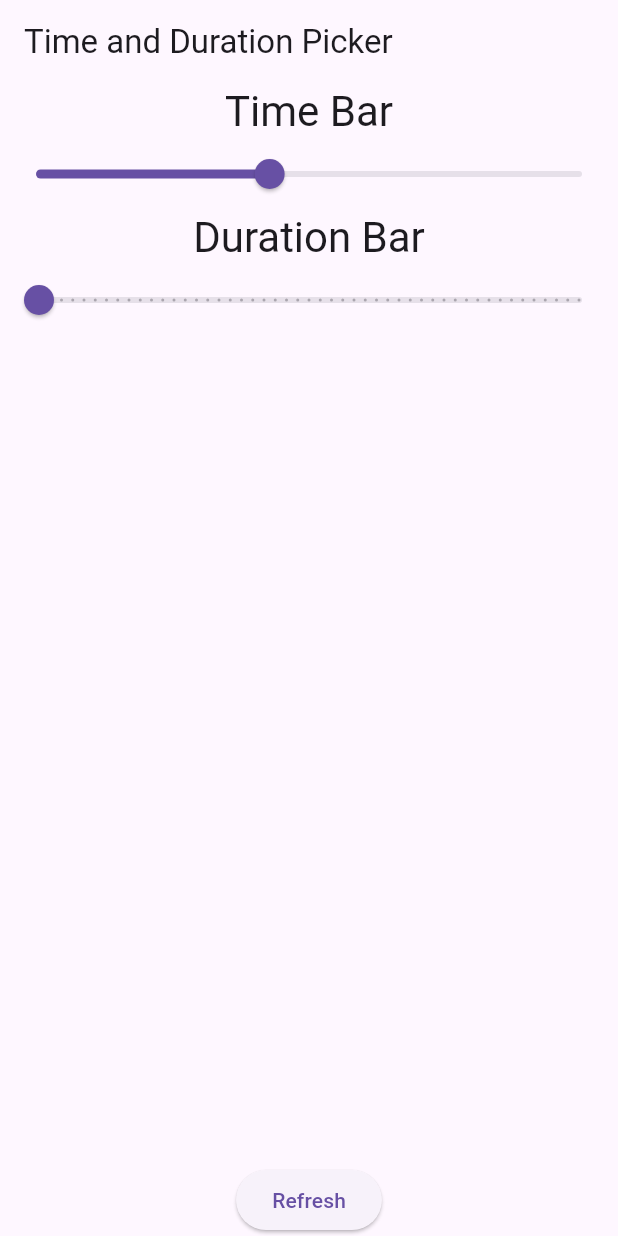
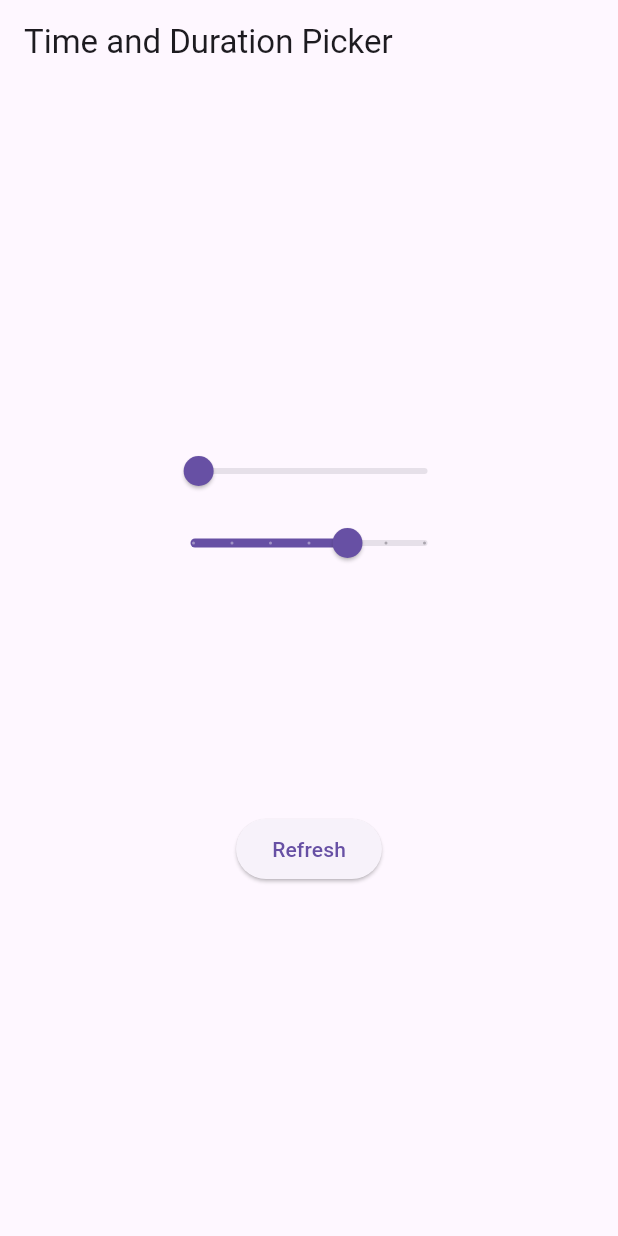
Before and after one commit to jpalmer42/time_duration_picker, a Flutter app: the screen it shows after launch, on a phone screen of 412 x 824 dp. Run offline on Flutter 3.47's test engine with Material 3 defaults, Android fonts, the phone set to English and light mode, and no system bars.

Commit message:
Ready to try in my app

```diff
--- a/example/lib/main.dart
+++ b/example/lib/main.dart
@@ -1,4 +1,5 @@
 import 'package:flutter/material.dart';
+import 'package:time_duration_picker/helper/time_of_day_ext.dart';
 import 'package:time_duration_picker/time_duration_picker.dart';
 
 void main() {
@@ -31,19 +32,45 @@ class Example extends StatefulWidget {
 
 class _ExampleState extends State<Example> {
   Key _refreshKey = UniqueKey();
+
+  TimeDuration? timeDuration;
   @override
   Widget build(BuildContext context) {
+    final containerWidth = MediaQuery.of(context).size.width / 2;
     return Scaffold(
       appBar: AppBar(
         title: const Text('Time and Duration Picker'),
       ),
       body: Container(
         alignment: Alignment.center,
+        child: SizedBox(
+          width: containerWidth,
+          height: 300,
           child: Column(
+            crossAxisAlignment: CrossAxisAlignment.center,
+            mainAxisAlignment: MainAxisAlignment.center,
             children: [
+              if (timeDuration != null)
+                Text(
+                  '${timeDuration!.timeOfDay.format(context)} for ${timeDuration!.duration.format(context)}',
+                  style: Theme.of(context).textTheme.headlineMedium,
+                ),
               TimeDurationPicker(
                 key: _refreshKey, // Cause initState to be called when testing
-              // timeInterval: Duration(minutes: 15),
+                timeInitial: const TimeOfDay(hour: 1, minute: 30),
+                timeInterval: const Duration(minutes: 15),
+                timeRange: const [
+                  TimeOfDay(hour: 1, minute: 0),
+                  TimeOfDay(hour: 23, minute: 30),
+                ],
+                durationInitial: const Duration(hours: 2),
+                durationRange: const [
+                  Duration(hours: 1),
+                  Duration(hours: 4),
+                ],
+                onChange: (timeDuration) => setState(() {
+                  this.timeDuration = timeDuration;
+                }),
               ),
               const Spacer(),
               ElevatedButton(
@@ -55,6 +82,7 @@ class _ExampleState extends State<Example> {
             ],
           ),
         ),
+      ),
     );
   }
 }
--- a/lib/helper/time_of_day_ext.dart
+++ b/lib/helper/time_of_day_ext.dart
@@ -24,6 +24,7 @@ extension DurationExtension on Duration {
   int get minutes => inMinutes - (inHours * 60);
 
   String format(BuildContext context) {
-    return '${inHours}h:${minutes}m';
+    final min = '$minutes'.padLeft(2, '0');
+    return '${inHours}h:${min}m';
   }
 }
--- a/lib/time_duration_picker.dart
+++ b/lib/time_duration_picker.dart
@@ -57,35 +57,33 @@ class _TimeDurationPickerState extends State<TimeDurationPicker> {
     durationRange = widget.durationRange ?? [Duration.zero, const Duration(hours: 24)];
 
     // Check values meet conditions
-    assert(timeInterval.inHours <= 4); // Ensure the Interval is <= 4 hours (Seems resonable)
+    assert(timeInterval.inMinutes <= 240); // Ensure the Interval is <= 4 hours (Seems resonable)
     assert((timeInterval.inMinutes % 5) == 0); // Interval must be on 5 minute boundaries (Seems resonable)
-    assert(timeInitial.hour >= 0 && timeInitial.hour < 24); // Initial Hour must be within the a 24 hour period
-    assert((timeInitial.minute % timeInterval.inMinutes) == 0); // Ensure the initial minutes is within the interval specified
-    assert(timeRange[0].hour <= timeInitial.hour);
-    assert(timeRange[1].hour >= timeInitial.hour);
-    assert((timeRange[0].minute % timeInterval.minutes) == 0);
-    assert((timeRange[1].minute % timeInterval.minutes) == 0);
+    assert(timeInitial.compareTo(timeRange[0]) >= 0); // Initial time must be at or after set range
+    assert(timeInitial.compareTo(timeRange[1]) <= 0); // Initial time must be at or before set range
+    assert((timeRange[0].minute % 5) == 0);
+    assert((timeRange[1].minute % 5) == 0);
     //
-    assert(durationInitial.inHours <= 4); // Ensure the Interval is <= 4 hours (Seems resonable)
-    assert((durationInitial.inMinutes % 5) == 0); // Interval must be on 5 minute boundaries (Seems resonable)
-    assert(durationInitial.inHours < 24); // Duration can't be more than a 24 hour period.
-    assert((durationInitial.inMinutes % 5) == 0); // Interval must be on 5 minute boundaries
-    assert(durationRange[0].inHours <= durationInitial.inHours);
-    assert(durationRange[1].inHours >= durationInitial.inHours);
-    assert((durationRange[0].minutes % durationInitial.minutes) == 0);
-    assert((durationRange[1].minutes % durationInitial.minutes) == 0);
+    assert(durationInterval.inMinutes <= 240); // Ensure the Interval is <= 4 hours (Seems resonable)
+    assert((durationInterval.inMinutes % 5) == 0); // Interval must be on 5 minute boundaries (Seems resonable)
+    assert(durationInitial.compareTo(durationRange[0]) >= 0); // Initial time must be at or after set range
+    assert(durationInitial.compareTo(durationRange[1]) <= 0); // Initial time must be at or before set range
+    assert((durationRange[0].minutes % 5) == 0);
+    assert((durationRange[1].minutes % 5) == 0);
 
     // Calc Time Bar
     timeGraduations = (timeRange[1].inMinutes - timeRange[0].inMinutes) / timeInterval.inMinutes;
-    hourValue = timeInitial.inMinutes / timeInterval.inMinutes;
-    durationGraduations = (durationRange[1].inMinutes - durationRange[0].inMinutes) / durationInitial.inMinutes;
+    timeValue = timeInitial.inMinutes / timeInterval.inMinutes - (timeRange[0].inMinutes / timeInterval.inMinutes);
+    //
+    durationGraduations = (durationRange[1].inMinutes - durationRange[0].inMinutes) / durationInterval.inMinutes;
+    durationValue = durationInitial.inMinutes / durationInterval.inMinutes;
     //
     calculate();
     super.initState();
   }
 
   double timeGraduations = 0;
-  double hourValue = 0;
+  double timeValue = 0;
 
   double durationGraduations = 0;
   double durationValue = 0;
@@ -94,18 +92,17 @@ class _TimeDurationPickerState extends State<TimeDurationPicker> {
   Widget build(BuildContext context) {
     return Column(
       children: [
-        Text('Time Bar', style: Theme.of(context).textTheme.headlineMedium),
         Slider(
           label: timeDuration.timeOfDay.format(context),
           divisions: timeGraduations.toInt(),
           min: 0,
           max: timeGraduations,
-          value: hourValue,
+          value: timeValue,
           activeColor: Theme.of(context).sliderTheme.inactiveTrackColor,
           thumbColor: Theme.of(context).sliderTheme.activeTrackColor,
           onChanged: (double value) {
             setState(() {
-              hourValue = value;
+              timeValue = value;
             });
             calculate();
             if (widget.onChange != null) {
@@ -113,7 +110,6 @@ class _TimeDurationPickerState extends State<TimeDurationPicker> {
             }
           },
         ),
-        Text('Duration Bar', style: Theme.of(context).textTheme.headlineMedium),
         Slider(
           label: timeDuration.duration.format(context),
           divisions: durationGraduations.toInt(),
@@ -135,10 +131,12 @@ class _TimeDurationPickerState extends State<TimeDurationPicker> {
   }
 
   void calculate() {
-    final timeMinutes = timeRange[0].inMinutes + timeInterval.minutes * hourValue.toInt();
+    final timeMinutes = timeRange[0].inMinutes + timeInterval.minutes * timeValue.toInt();
     TimeOfDay timeOfDay = TimeOfDayExtension.fromMinutes(timeMinutes);
-    final durationMinutes = durationRange[0].inMinutes + durationInitial.minutes * durationValue.toInt();
+    //
+    final durationMinutes = durationRange[0].inMinutes + durationInterval.minutes * durationValue.toInt();
     Duration duration = Duration(minutes: durationMinutes);
+    //
     timeDuration = TimeDuration(timeOfDay, duration);
   }
 }
```
Lines whose indentation alone changed are shown as unchanged.
